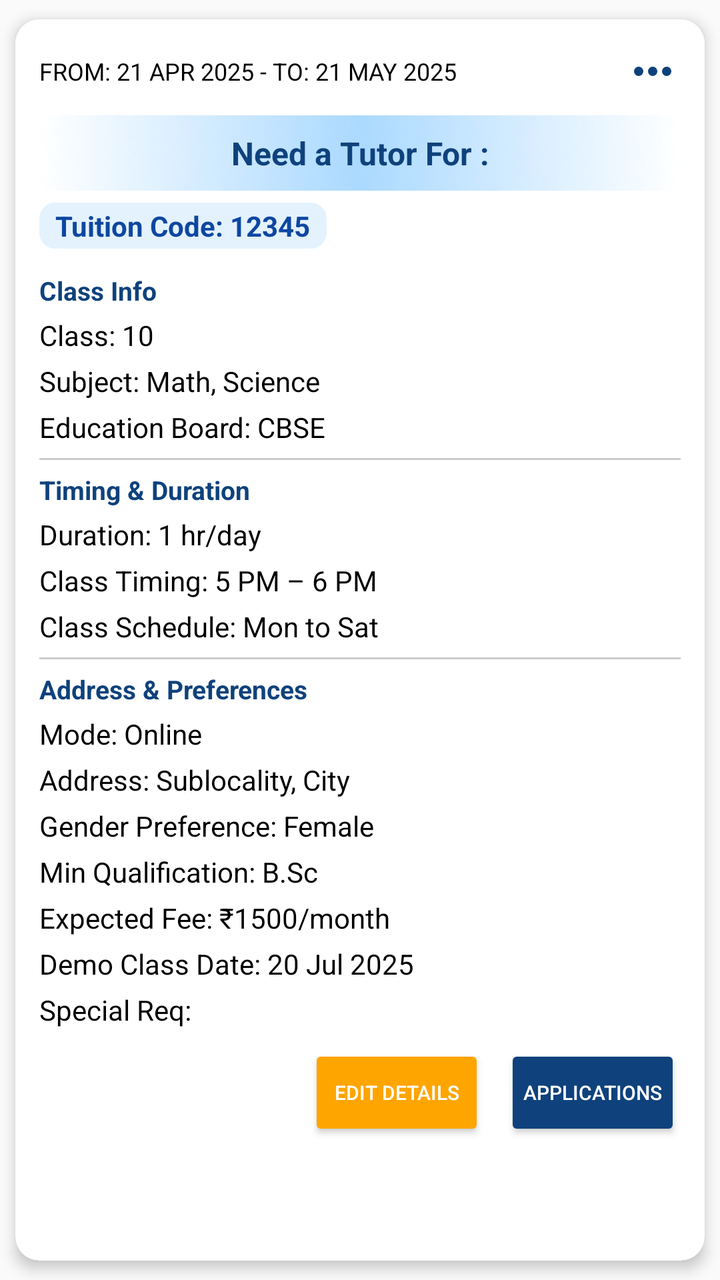
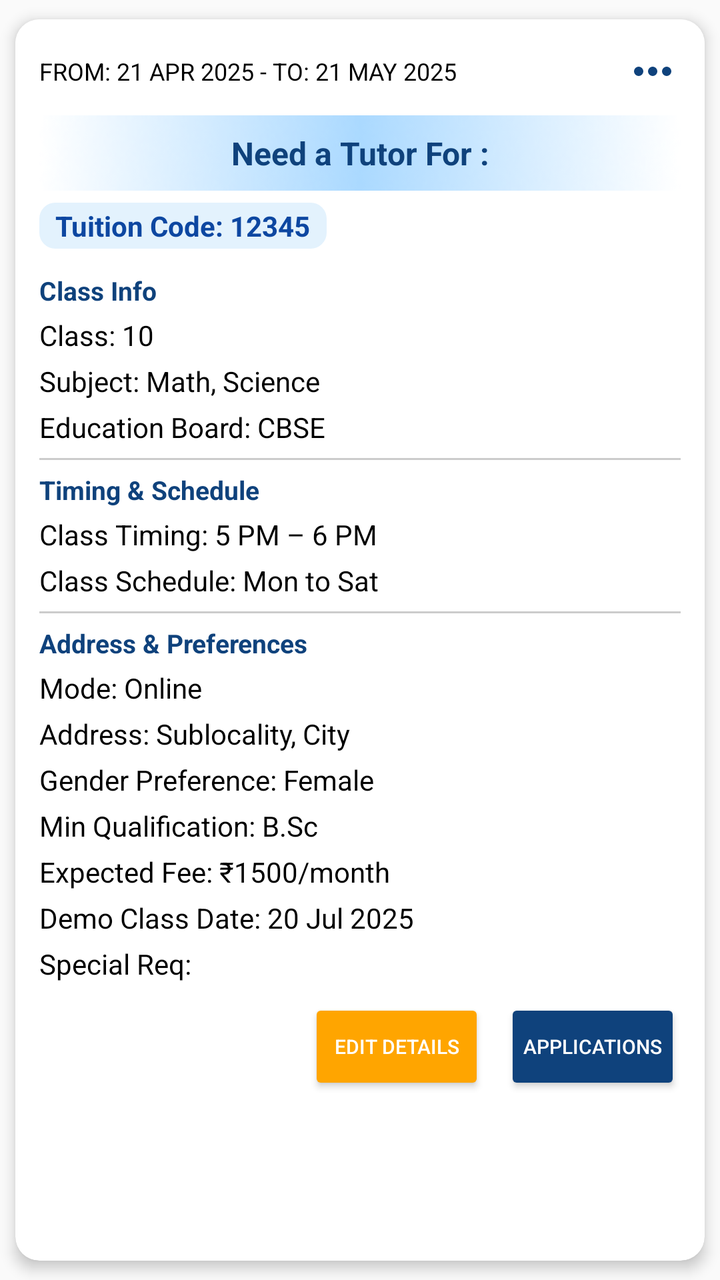

The first picture is an Android layout as it rendered before a commit; the second is the same layout after the commit. The layout source and the unified diff follow.
<!-- AndroidManifest.xml: application theme Theme.Seekshakcom -->
<!-- res/layout/item_post.xml -->
<?xml version="1.0" encoding="utf-8"?>
<androidx.cardview.widget.CardView
    xmlns:android="http://schemas.android.com/apk/res/android"
    xmlns:app="http://schemas.android.com/apk/res-auto"
    android:id="@+id/post_card"
    android:layout_width="match_parent"
    android:layout_height="wrap_content"
    android:layout_marginBottom="12dp"
    app:cardElevation="4dp"
    app:cardCornerRadius="12dp"
    android:clickable="true"
    android:foreground="?attr/selectableItemBackground"
    app:cardUseCompatPadding="true">

    <LinearLayout
        android:layout_width="match_parent"
        android:layout_height="wrap_content"
        android:background="@color/white"
        android:orientation="vertical"
        android:padding="12dp">

        
        <LinearLayout
            android:layout_width="match_parent"
            android:layout_height="wrap_content"
            android:orientation="horizontal"
            android:gravity="center_vertical">

            <TextView
                android:id="@+id/from_to_date"
                android:layout_width="0dp"
                android:layout_height="wrap_content"
                android:layout_weight="1"
                android:maxLines="1"
                android:text="FROM: 21 APR 2025 - TO: 21 MAY 2025"
                android:textColor="#000000"
                android:textSize="12sp" />

            <ImageButton
                android:id="@+id/moreOptionsButton"
                android:layout_width="wrap_content"
                android:layout_height="wrap_content"
                android:src="@drawable/ic_threedots_hori"
                android:background="?attr/selectableItemBackgroundBorderless"
                android:contentDescription="More options" />
        </LinearLayout>

        
        <TextView
            android:id="@+id/heading"
            android:layout_width="match_parent"
            android:layout_height="wrap_content"
            android:text="Need a Tutor For :"
            android:textAlignment="center"
            android:textStyle="bold"
            android:textSize="16sp"
            android:textColor="#0F427C"
            android:background="@drawable/rectangle_p"
            android:padding="8dp"
            android:layout_marginTop="8dp" />

        <TextView
            android:id="@+id/tuition_Code"
            android:layout_width="wrap_content"
            android:layout_height="wrap_content"
            android:layout_gravity="start"
            android:text="Tuition Code: 12345"
            android:textColor="#0D47A1"
            android:textStyle="bold"
            android:textSize="14sp"
            android:layout_marginTop="6dp"
            android:background="@drawable/tuition_code_bg"
            android:paddingHorizontal="8dp"
            android:paddingVertical="2dp" />

        
        <TextView
            android:layout_width="wrap_content"
            android:layout_height="wrap_content"
            android:text="Class Info"
            android:textStyle="bold"
            android:textSize="13sp"
            android:textColor="#0F427C"
            android:layout_marginTop="12dp" />

        <TextView
            android:id="@+id/class_Details"
            android:layout_width="wrap_content"
            android:layout_height="wrap_content"
            android:text="Class: 10"
            android:textColor="#000000"
            android:textSize="14sp"
            android:layout_marginTop="4dp" />

        <TextView
            android:id="@+id/subject_Details"
            android:layout_width="wrap_content"
            android:layout_height="wrap_content"
            android:text="Subject: Math, Science"
            android:textColor="#000000"
            android:textSize="14sp"
            android:layout_marginTop="4dp" />

        <TextView
            android:id="@+id/board_Details"
            android:layout_width="wrap_content"
            android:layout_height="wrap_content"
            android:text="Education Board: CBSE"
            android:textColor="#000000"
            android:textSize="14sp"
            android:layout_marginTop="4dp" />



        
        <View
            android:layout_width="match_parent"
            android:layout_height="1dp"
            android:layout_marginVertical="6dp"
            android:background="#CCCCCC" />

        
        <TextView
            android:layout_width="wrap_content"
            android:layout_height="wrap_content"
            android:text="Timing &amp; Duration"
            android:textStyle="bold"
            android:textSize="13sp"
            android:textColor="#0F427C" />

        <TextView
            android:id="@+id/duration_Details"
            android:layout_width="wrap_content"
            android:layout_height="wrap_content"
            android:text="Duration: 1 hr/day"
            android:textColor="#000000"
            android:textSize="14sp"
            android:layout_marginTop="4dp" />

        <TextView
            android:id="@+id/class_Timing"
            android:layout_width="wrap_content"
            android:layout_height="wrap_content"
            android:text="Class Timing: 5 PM – 6 PM"
            android:textColor="#000000"
            android:textSize="14sp"
            android:layout_marginTop="4dp" />

        <TextView
            android:id="@+id/class_Schedule"
            android:layout_width="wrap_content"
            android:layout_height="wrap_content"
            android:text="Class Schedule: Mon to Sat"
            android:textColor="#000000"
            android:textSize="14sp"
            android:layout_marginTop="4dp" />

        
        <View
            android:layout_width="match_parent"
            android:layout_height="1dp"
            android:layout_marginVertical="6dp"
            android:background="#CCCCCC" />

        
        <TextView
            android:layout_width="wrap_content"
            android:layout_height="wrap_content"
            android:text="Address &amp; Preferences"
            android:textStyle="bold"
            android:textSize="13sp"
            android:textColor="#0F427C" />



        <TextView
            android:id="@+id/mode_Of_Class"
            android:layout_width="wrap_content"
            android:layout_height="wrap_content"
            android:text="Mode: Online"
            android:textColor="#000000"
            android:textSize="14sp"
            android:layout_marginTop="4dp" />
        <TextView
            android:id="@+id/location_details"
            android:layout_width="wrap_content"
            android:layout_height="wrap_content"
            android:text="Address: Sublocality, City "
            android:textColor="#000000"
            android:textSize="14sp"
            android:layout_marginTop="4dp" />

        <TextView
            android:id="@+id/gender_Preference"
            android:layout_width="wrap_content"
            android:layout_height="wrap_content"
            android:text="Gender Preference: Female"
            android:textColor="#000000"
            android:textSize="14sp"
            android:layout_marginTop="4dp" />

        <TextView
            android:id="@+id/min_Qualification"
            android:layout_width="wrap_content"
            android:layout_height="wrap_content"
            android:text="Min Qualification: B.Sc"
            android:textColor="#000000"
            android:textSize="14sp"
            android:layout_marginTop="4dp" />

        <TextView
            android:id="@+id/fee_Details"
            android:layout_width="wrap_content"
            android:layout_height="wrap_content"
            android:text="Expected Fee: ₹1500/month"
            android:textColor="#000000"
            android:textSize="14sp"
            android:layout_marginTop="4dp" />

        <TextView
            android:id="@+id/demo_Class_Date"
            android:layout_width="wrap_content"
            android:layout_height="wrap_content"
            android:text="Demo Class Date: 20 Jul 2025"
            android:textColor="#000000"
            android:textSize="14sp"
            android:layout_marginTop="4dp" />

        <TextView
            android:id="@+id/special_Requirement"
            android:layout_width="wrap_content"
            android:layout_height="wrap_content"
            android:text="Special Req: "
            android:textColor="#000000"
            android:textSize="14sp"
            android:layout_marginTop="4dp" />

        
        <LinearLayout
            android:layout_width="match_parent"
            android:layout_height="wrap_content"
            android:orientation="horizontal"
            android:gravity="end"
            android:layout_marginTop="8dp"
            android:layout_marginBottom="4dp">

            <Button
                android:id="@+id/btn_Edit_Details"
                android:layout_width="wrap_content"
                android:layout_height="wrap_content"
                android:text="Edit Details"
                android:backgroundTint="#FFA500"
                android:textColor="#FFFFFF"
                android:textSize="10sp"
                android:paddingHorizontal="8dp" />

            <Space
                android:layout_width="10dp"
                android:layout_height="wrap_content" />

            <Button
                android:id="@+id/btn_total_applications"
                android:layout_width="wrap_content"
                android:layout_height="wrap_content"
                android:text="Applications"
                android:backgroundTint="#0F427C"
                android:textColor="#FFFFFF"
                android:textSize="10sp"
                android:paddingHorizontal="8dp" />
        </LinearLayout>
        
        <LinearLayout
            android:id="@+id/layout_expired_actions"
            android:layout_width="match_parent"
            android:layout_height="wrap_content"
            android:orientation="horizontal"
            android:gravity="center"
            android:visibility="gone"
            android:layout_marginTop="12dp">

            <Button
                android:id="@+id/btn_mark_filled"
                android:layout_width="wrap_content"
                android:layout_height="wrap_content"
                android:text="Mark as Filled"
                android:backgroundTint="#1976D2"
                android:textColor="#FFFFFF"
                android:textSize="12sp"
                android:paddingHorizontal="12dp" />

            <Space
                android:layout_width="12dp"
                android:layout_height="wrap_content" />

            <Button
                android:id="@+id/btn_repost"
                android:layout_width="wrap_content"
                android:layout_height="wrap_content"
                android:text="Repost"
                android:backgroundTint="#388E3C"
                android:textColor="#FFFFFF"
                android:textSize="12sp"
                android:paddingHorizontal="12dp" />
        </LinearLayout>

    </LinearLayout>
</androidx.cardview.widget.CardView>
<!-- resources referenced by this layout -->
<resources>
  <color name="white">#FFFFFFFF</color>
  <!-- drawable ic_threedots_hori (drawable) -->
  <vector xmlns:android="http://schemas.android.com/apk/res/android"
      android:width="28dp"
      android:height="28dp"
      android:viewportWidth="960"
      android:viewportHeight="960">
    <path
        android:pathData="M240,560q-33,0 -56.5,-23.5T160,480q0,-33 23.5,-56.5T240,400q33,0 56.5,23.5T320,480q0,33 -23.5,56.5T240,560ZM480,560q-33,0 -56.5,-23.5T400,480q0,-33 23.5,-56.5T480,400q33,0 56.5,23.5T560,480q0,33 -23.5,56.5T480,560ZM720,560q-33,0 -56.5,-23.5T640,480q0,-33 23.5,-56.5T720,400q33,0 56.5,23.5T800,480q0,33 -23.5,56.5T720,560Z"
        android:fillColor="#0F427C"/>
  </vector>
  <!-- drawable rectangle_p: png bitmap (drawable, 5340 bytes) -->
  <!-- drawable tuition_code_bg (drawable) -->
  <shape xmlns:android="http://schemas.android.com/apk/res/android">
      <solid android:color="#E3F2FD"/>
      <corners android:radius="8dp"/>
  </shape>
  <style name="Theme.Seekshakcom" parent="Theme.AppCompat.Light.NoActionBar">
          
          <item name="colorPrimary">@color/black</item>
          <item name="colorPrimaryDark">@color/purple_700</item>
          <item name="colorAccent">@color/teal_200</item>
      </style>
  <color name="black">#FF000000</color>
  <color name="purple_700">#FF3700B3</color>
  <color name="teal_200">#FF03DAC5</color>
</resources>

<!-- the commit's change to res/layout/item_post.xml (unified diff, before → after) -->
@@ -123,19 +123,11 @@
         <TextView
             android:layout_width="wrap_content"
             android:layout_height="wrap_content"
-            android:text="Timing &amp; Duration"
+            android:text="Timing &amp; Schedule"
             android:textStyle="bold"
             android:textSize="13sp"
             android:textColor="#0F427C" />
 
-        <TextView
-            android:id="@+id/duration_Details"
-            android:layout_width="wrap_content"
-            android:layout_height="wrap_content"
-            android:text="Duration: 1 hr/day"
-            android:textColor="#000000"
-            android:textSize="14sp"
-            android:layout_marginTop="4dp" />
 
         <TextView
             android:id="@+id/class_Timing"
